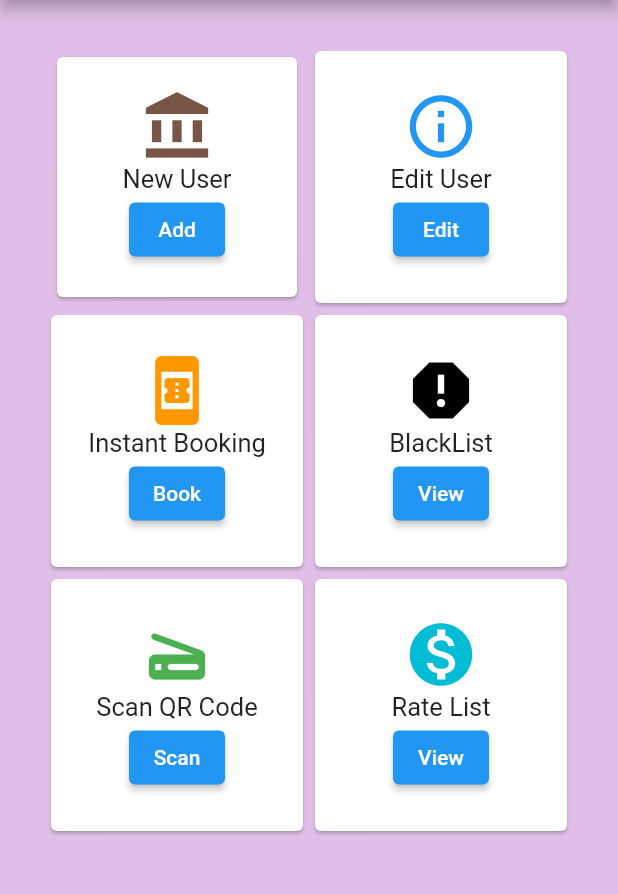
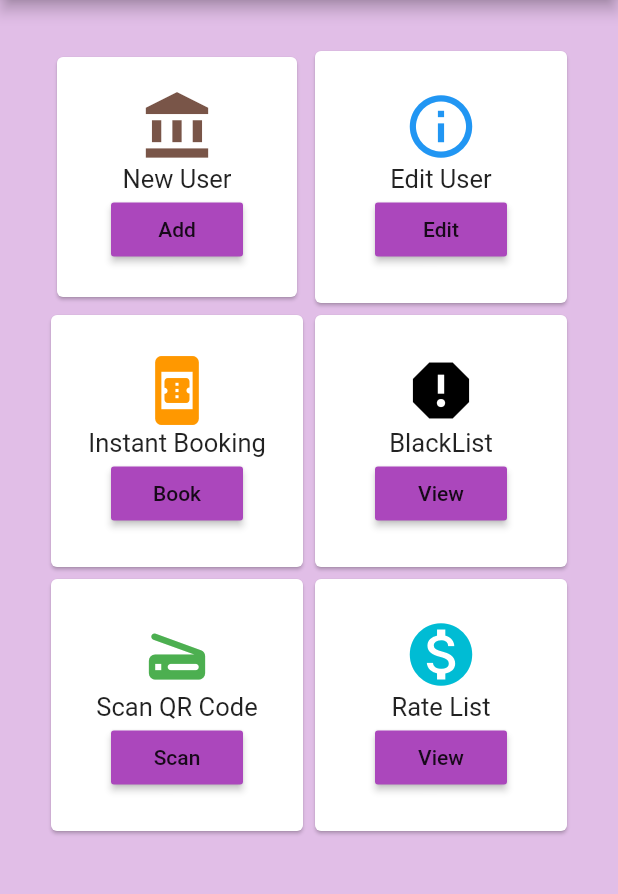
Before and after one commit to shubhsiro/Admin_Dashboard, a Flutter app: the screen it shows after launch, on a phone screen of 412 x 824 dp, the part 84-978 px from its top. Run offline on Flutter 3.47's test engine with Material 2 defaults, Android fonts, the phone set to English and light mode, and no system bars.

Commit message:
lots of changes done

```diff
--- a/lib/main.dart
+++ b/lib/main.dart
@@ -93,7 +93,8 @@ class MyMenu1 extends StatelessWidget {
                   ),
                   Text("New User", style: new TextStyle(fontSize: 17.0)),
                   //Navigator wale ke liye ye code add kiya hai----start
-                  ElevatedButton(
+                  RaisedButton(
+                    color: Colors.purple[400],
                     child: Text('Add'),
                     onPressed: () {
                       Navigator.push(
@@ -127,7 +128,8 @@ class MyMenu2 extends StatelessWidget {
                   ),
                   Text("Edit User", style: new TextStyle(fontSize: 17.0)),
                   //Navigator wale ke liye ye code add kiya hai----start
-                  ElevatedButton(
+                  RaisedButton(
+                    color: Colors.purple[400],
                     child: Text('Edit'),
                     onPressed: () {
                       Navigator.push(
@@ -161,7 +163,8 @@ class MyMenu3 extends StatelessWidget {
                   ),
                   Text("Instant Booking", style: new TextStyle(fontSize: 17.0)),
                   //Navigator wale ke liye ye code add kiya hai----start
-                  ElevatedButton(
+                  RaisedButton(
+                    color: Colors.purple[400],
                     child: Text('Book'),
                     onPressed: () {
                       Navigator.push(
@@ -195,7 +198,8 @@ class MyMenu4 extends StatelessWidget {
                   ),
                   Text("BlackList", style: new TextStyle(fontSize: 17.0)),
                   //Navigator wale ke liye ye code add kiya hai----start
-                  ElevatedButton(
+                  RaisedButton(
+                    color: Colors.purple[400],
                     child: Text('View'),
                     onPressed: () {
                       Navigator.push(
@@ -229,7 +233,8 @@ class MyMenu5 extends StatelessWidget {
                   ),
                   Text("Scan QR Code", style: new TextStyle(fontSize: 17.0)),
                   //Navigator wale ke liye ye code add kiya hai----start
-                  ElevatedButton(
+                  RaisedButton(
+                    color: Colors.purple[400],
                     child: Text('Scan'),
                     onPressed: () {
                       Navigator.push(
@@ -263,7 +268,8 @@ class MyMenu6 extends StatelessWidget {
                   ),
                   Text("Rate List", style: new TextStyle(fontSize: 17.0)),
                   //Navigator wale ke liye ye code add kiya hai----start
-                  ElevatedButton(
+                  RaisedButton(
+                    color: Colors.purple[400],
                     child: Text('View'),
                     onPressed: () {
                       Navigator.push(
```
